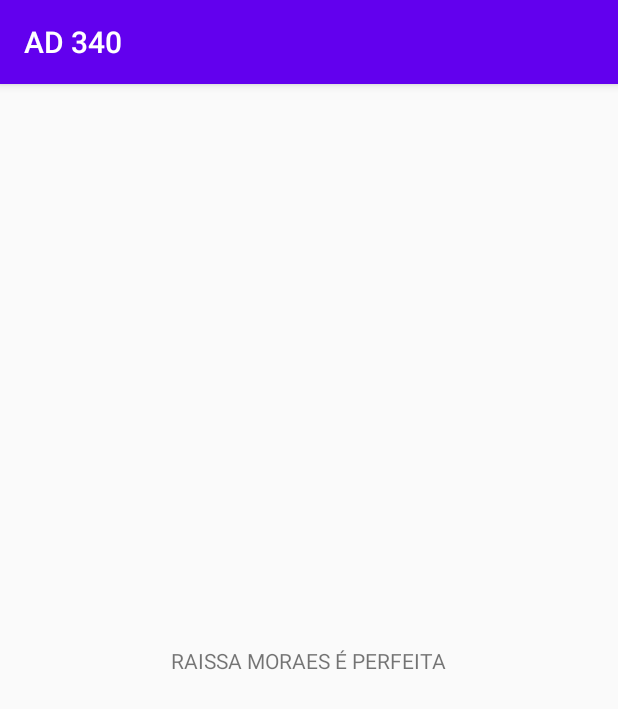
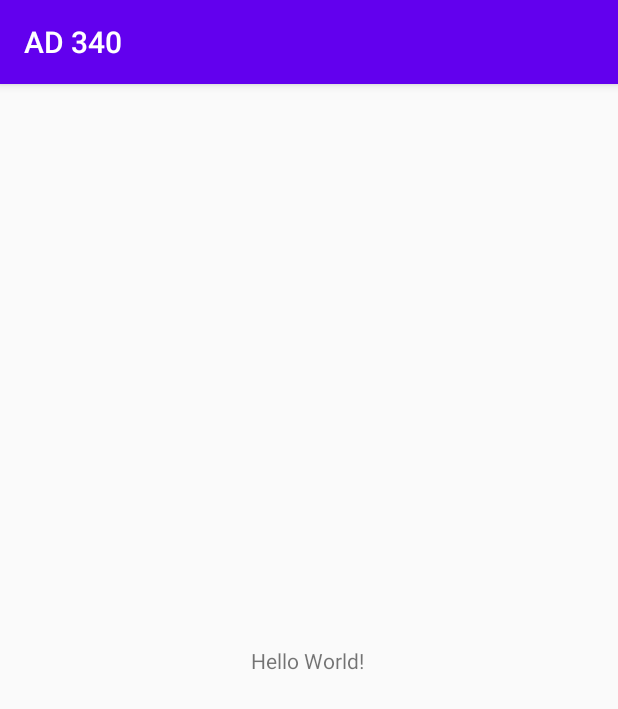
Before and after one commit to SophiaAero/AD340, an Android app: the screen it shows after launch (MainActivity), on a phone screen of 412 x 824 dp. Shown: the top 709 px of the screen. Run offline under Robolectric (Android 15) with nearby library versions, the phone set to English and light mode, and no system bars.

Commit message:
Initial Commit

```diff
--- a/app/src/main/res/layout/activity_main.xml
+++ b/app/src/main/res/layout/activity_main.xml
@@ -9,7 +9,7 @@
     <TextView
         android:layout_width="wrap_content"
         android:layout_height="wrap_content"
-        android:text="RAISSA MORAES É PERFEITA"
+        android:text="Hello World!"
         app:layout_constraintBottom_toBottomOf="parent"
         app:layout_constraintHorizontal_bias="0.498"
         app:layout_constraintLeft_toLeftOf="parent"
```
